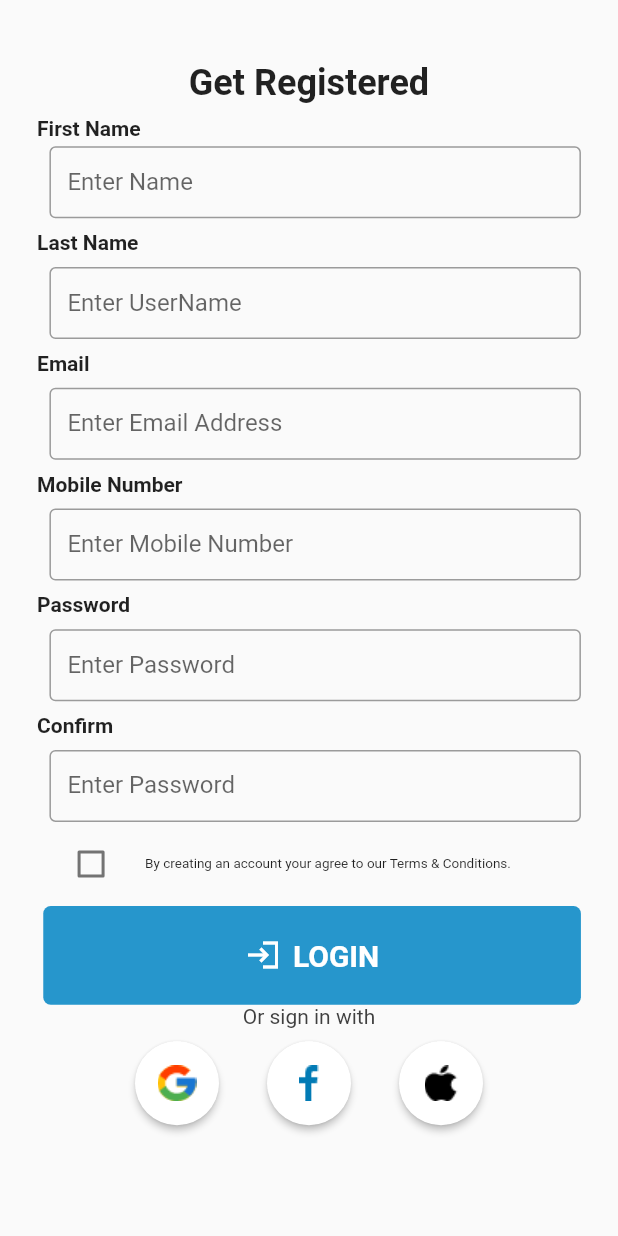
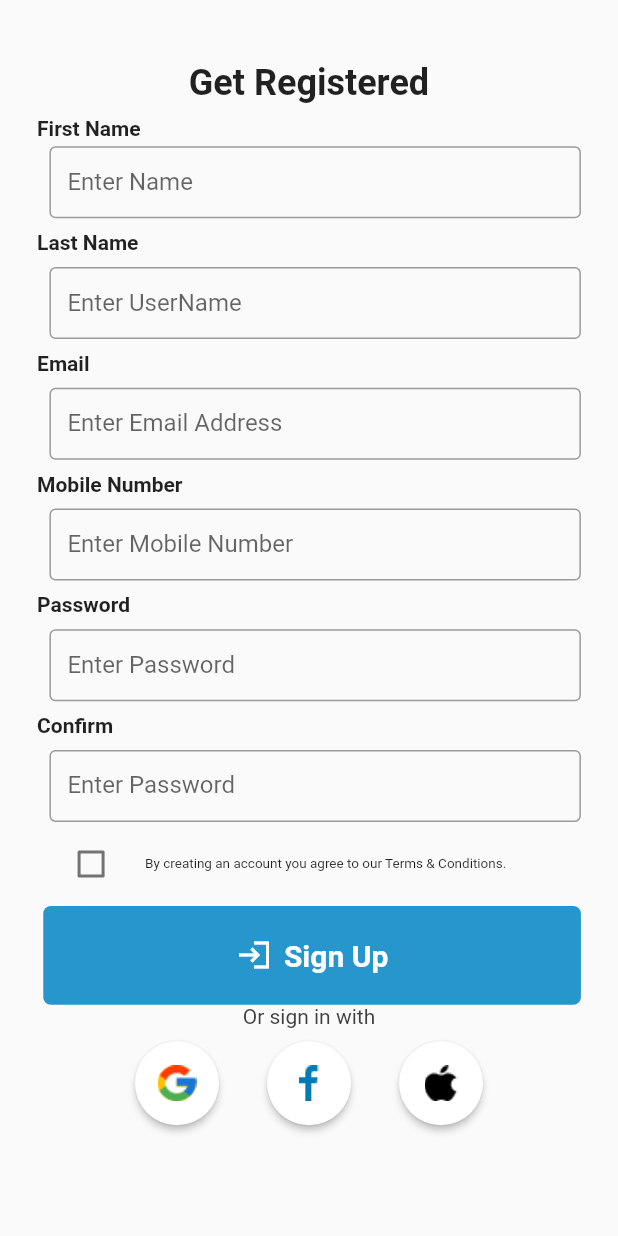
Before and after one commit to choudharyravii/4_Deals_Driver, a Flutter app: the SignUp screen opened directly, on a phone screen of 412 x 824 dp. Run offline on Flutter 3.47's test engine with Material 2 defaults, Android fonts, the phone set to English and light mode, and no system bars; our stand-ins replace get; network calls fail.

Commit message:
added login and signup

```diff
--- a/lib/Pages/signup_page.dart
+++ b/lib/Pages/signup_page.dart
@@ -1,5 +1,11 @@
+// ignore_for_file: prefer_const_constructors
+
 import 'package:flutter/material.dart';
 import 'package:four_deals_app/Models/data.dart';
+import 'package:four_deals_app/Pages/login_page.dart';
+import 'package:http/http.dart' as http;
+import '../services/sign_up.dart';
+import 'package:get/get.dart';
 
 class SignUp extends StatefulWidget {
   const SignUp({Key? key}) : super(key: key);
@@ -10,18 +16,21 @@ class SignUp extends StatefulWidget {
 
 class _SignUpPageState extends State<SignUp> {
   bool _checkboxListTile = false;
-  get nameController => null;
 
+  TextEditingController name = TextEditingController();
+  TextEditingController userName = TextEditingController();
+  TextEditingController email = TextEditingController();
+  TextEditingController password = TextEditingController();
+  TextEditingController mobile = TextEditingController();
+  final _formKey = GlobalKey<FormState>();
   @override
   Widget build(BuildContext context) {
-
-    bool checkedValue ;
+    bool checkedValue;
     return Scaffold(
       body: SizedBox(
         height: double.infinity,
         width: double.infinity,
-        child:
-        SingleChildScrollView(
+        child: SingleChildScrollView(
           child: Container(
             margin: EdgeInsets.only(
                 top: Data.height * 5,
@@ -38,12 +47,17 @@ class _SignUpPageState extends State<SignUp> {
                     style: TextStyle(fontSize: 24, fontWeight: FontWeight.bold),
                   ),
                 ),
+                Form(
+                    key: _formKey,
+                    child: Column(
+                      children: [
                         Container(
                           margin: EdgeInsets.only(top: Data.height * 1),
                           width: Data.width * 100,
                           child: const Text(
                             "First Name",
-                    style: TextStyle(fontSize: 14, fontWeight: FontWeight.w700),
+                            style: TextStyle(
+                                fontSize: 14, fontWeight: FontWeight.w700),
                           ),
                         ),
                         Container(
@@ -54,7 +68,7 @@ class _SignUpPageState extends State<SignUp> {
                               style: TextStyle(
                                 height: .50,
                               ),
-                      controller: nameController,
+                              controller: name,
                               decoration: const InputDecoration(
                                 border: OutlineInputBorder(),
                                 labelText: 'Enter Name',
@@ -65,7 +79,8 @@ class _SignUpPageState extends State<SignUp> {
                           width: Data.width * 100,
                           child: const Text(
                             "Last Name",
-                    style: TextStyle(fontSize: 14, fontWeight: FontWeight.w700),
+                            style: TextStyle(
+                                fontSize: 14, fontWeight: FontWeight.w700),
                           ),
                         ),
                         Container(
@@ -76,7 +91,7 @@ class _SignUpPageState extends State<SignUp> {
                               style: TextStyle(
                                 height: .50,
                               ),
-                      controller: nameController,
+                              controller: userName,
                               decoration: const InputDecoration(
                                 border: OutlineInputBorder(),
                                 labelText: 'Enter UserName',
@@ -87,7 +102,8 @@ class _SignUpPageState extends State<SignUp> {
                           width: Data.width * 100,
                           child: const Text(
                             "Email",
-                    style: TextStyle(fontSize: 14, fontWeight: FontWeight.w700),
+                            style: TextStyle(
+                                fontSize: 14, fontWeight: FontWeight.w700),
                           ),
                         ),
                         Container(
@@ -98,17 +114,19 @@ class _SignUpPageState extends State<SignUp> {
                               style: TextStyle(
                                 height: .50,
                               ),
-                      controller: nameController,
+                              controller: email,
                               decoration: const InputDecoration(
                                 border: OutlineInputBorder(),
                                 labelText: 'Enter Email Address',
                               ),
-                    )),Container(
+                            )),
+                        Container(
                           margin: EdgeInsets.only(top: Data.height * 1),
                           width: Data.width * 100,
                           child: const Text(
                             "Mobile Number",
-                    style: TextStyle(fontSize: 14, fontWeight: FontWeight.w700),
+                            style: TextStyle(
+                                fontSize: 14, fontWeight: FontWeight.w700),
                           ),
                         ),
                         Container(
@@ -119,17 +137,19 @@ class _SignUpPageState extends State<SignUp> {
                               style: TextStyle(
                                 height: .50,
                               ),
-                      controller: nameController,
+                              controller: mobile,
                               decoration: const InputDecoration(
                                 border: OutlineInputBorder(),
                                 labelText: 'Enter Mobile Number',
                               ),
-                    )),Container(
+                            )),
+                        Container(
                           margin: EdgeInsets.only(top: Data.height * 1),
                           width: Data.width * 100,
                           child: const Text(
                             "Password",
-                    style: TextStyle(fontSize: 14, fontWeight: FontWeight.w700),
+                            style: TextStyle(
+                                fontSize: 14, fontWeight: FontWeight.w700),
                           ),
                         ),
                         Container(
@@ -140,17 +160,19 @@ class _SignUpPageState extends State<SignUp> {
                               style: TextStyle(
                                 height: .50,
                               ),
-                      controller: nameController,
+                              controller: password,
                               decoration: const InputDecoration(
                                 border: OutlineInputBorder(),
                                 labelText: 'Enter Password',
                               ),
-                    )),Container(
+                            )),
+                        Container(
                           margin: EdgeInsets.only(top: Data.height * 1),
                           width: Data.width * 100,
                           child: const Text(
                             "Confirm",
-                    style: TextStyle(fontSize: 14, fontWeight: FontWeight.w700),
+                            style: TextStyle(
+                                fontSize: 14, fontWeight: FontWeight.w700),
                           ),
                         ),
                         Container(
@@ -161,23 +183,26 @@ class _SignUpPageState extends State<SignUp> {
                               style: TextStyle(
                                 height: .50,
                               ),
-                      controller: nameController,
+
                               decoration: const InputDecoration(
                                 border: OutlineInputBorder(),
                                 labelText: 'Enter Password',
                               ),
                             )),
-
+                      ],
+                    )),
                 CheckboxListTile(
                     controlAffinity: ListTileControlAffinity.leading,
-              title: Text('By creating an account your agree to our Terms & Conditions.',style: TextStyle(fontSize: 9),),
+                    title: Text(
+                      'By creating an account you agree to our Terms & Conditions.',
+                      style: TextStyle(fontSize: 9),
+                    ),
                     value: _checkboxListTile,
                     onChanged: (value) {
                       setState(() {
                         _checkboxListTile = !_checkboxListTile;
-                }
-   );}),
-
+                      });
+                    }),
                 Container(
                   padding: EdgeInsets.only(left: Data.width * 1),
                   width: Data.width * 100,
@@ -190,13 +215,19 @@ class _SignUpPageState extends State<SignUp> {
                         borderRadius: BorderRadius.circular(5.0),
                       ),
                     ),
-                    onPressed: () => {},
+                    onPressed: () async {
+                      var status = await signUp(name.text, userName.text,
+                          email.text, password.text, "CUSTOMER", mobile.text);
+                      if (status == 200) {
+                        Get.to(Login());
+                      }
+                    },
                     icon: const Icon(
                       Icons.login_sharp,
                       color: Color(0xFFFFFFFF),
                     ),
                     label: const Text(
-                      'LOGIN',
+                      'Sign Up',
                       style: TextStyle(
                           color: Color(0xFFFFFFFF),
                           fontSize: 20,
@@ -204,7 +235,6 @@ class _SignUpPageState extends State<SignUp> {
                     ),
                   ),
                 ),
-
                 const Text("Or sign in with",
                     style: TextStyle(
                       color: Color(0xFF3F3F3F),
@@ -244,11 +274,10 @@ class _SignUpPageState extends State<SignUp> {
                       shape: const CircleBorder(),
                     ),
                   ],
-                ),SizedBox(
+                ),
+                SizedBox(
                   height: Data.height * 2,
                 ),
-
-
               ],
             ),
           ),
--- a/lib/main.dart
+++ b/lib/main.dart
@@ -3,7 +3,6 @@ import 'package:flutter/services.dart';
 import 'package:four_deals_app/Pages/splash_page.dart';
 import 'package:get/get.dart';
 
-// testing
 Future<void> main() async {
   WidgetsFlutterBinding.ensureInitialized();
   await SystemChrome.setPreferredOrientations([DeviceOrientation.portraitUp]);
@@ -17,5 +16,3 @@ Future<void> main() async {
     home: SplashPage(),
   ));
 }
-
-// hello
```
Also changed, not shown: lib/Pages/dashboard.dart (added, +14 -0 lines), lib/Pages/login_page.dart (+19 -8 lines), lib/services/login.dart (added, +21 -0 lines), lib/services/sign_up.dart (added, +25 -0 lines), pubspec.yaml (+8 -19 lines), pubspec.lock, 2 other files. Lines whose indentation alone changed are shown as unchanged.
